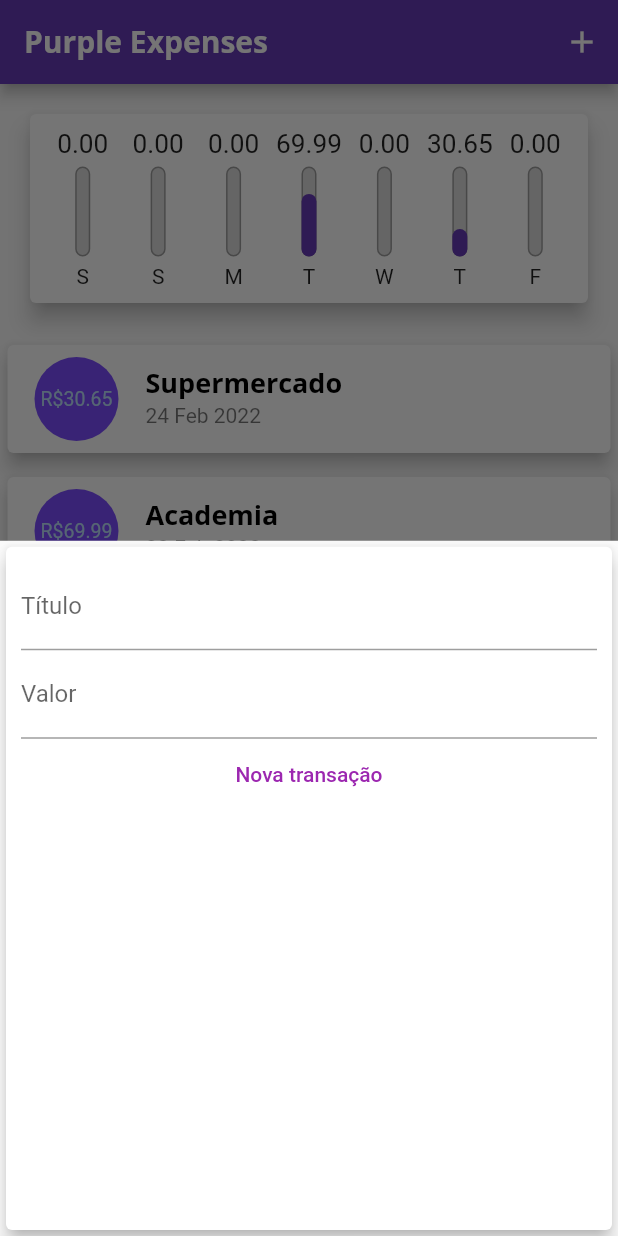
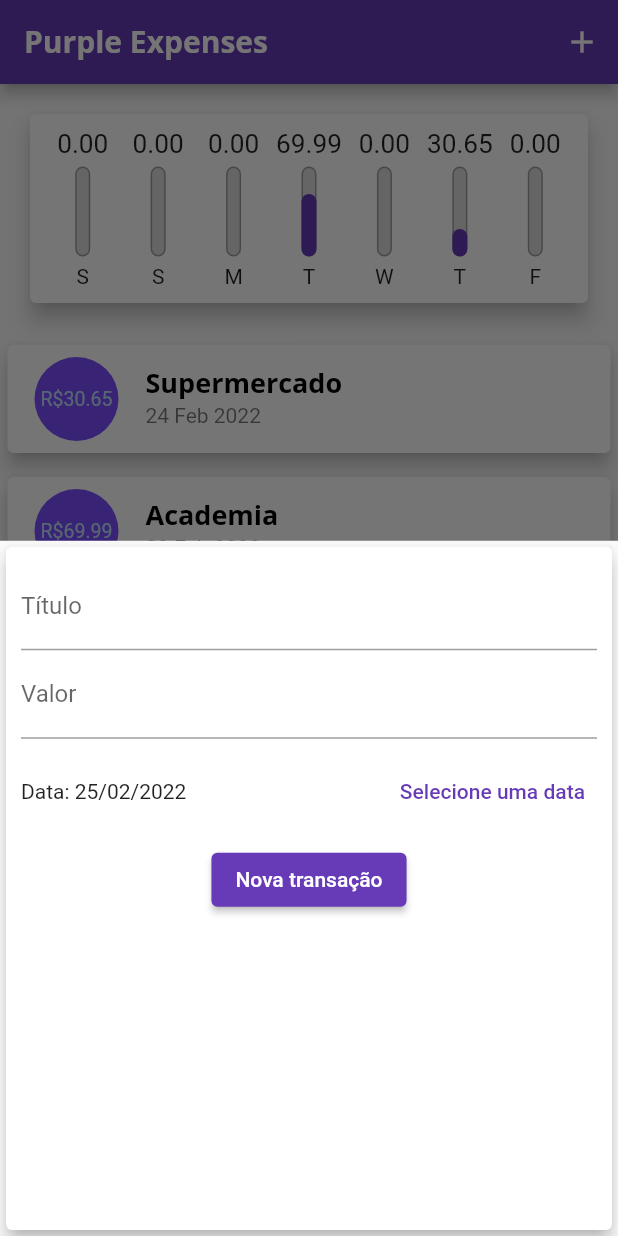
Before and after one commit to joaoffnogueira/purple_expenses, a Flutter app: the screen it shows after launch, after a tap on the "add" icon, on a phone screen of 412 x 824 dp. Run offline on Flutter 3.47's test engine with Material 2 defaults, Android fonts, the phone set to English and light mode, and no system bars.

Commit message:
Update form with datepicker

```diff
--- a/lib/components/transaction_form.dart
+++ b/lib/components/transaction_form.dart
@@ -1,4 +1,5 @@
 import 'package:flutter/material.dart';
+import 'package:intl/intl.dart';
 
 class TransactionForm extends StatefulWidget {
   final void Function(String, double) onSubmit;
@@ -11,14 +12,30 @@ class TransactionForm extends StatefulWidget {
 
 class _TransactionFormState extends State<TransactionForm> {
   String title = '';
-
   double value = 0.0;
+  DateTime selectedDate = DateTime.now();
 
   _submitForm() {
     if (title.isEmpty || value <= 0) {
       return;
     }
     widget.onSubmit(title, value);
+  }
+
+  _showDatePicker() {
+    showDatePicker(
+      context: context,
+      initialDate: DateTime.now(),
+      firstDate: DateTime(2020),
+      lastDate: DateTime.now(),
+    ).then((pickedDate) {
+      if (pickedDate == null) {
+        return;
+      }
+      setState(() {
+        selectedDate = pickedDate;
+      });
+    });
   }
 
   @override
@@ -43,12 +60,24 @@ class _TransactionFormState extends State<TransactionForm> {
                   keyboardType: TextInputType.numberWithOptions(decimal: true),
                   onSubmitted: (_) => _submitForm(),
                   decoration: InputDecoration(labelText: 'Valor')),
-              TextButton(
-                  onPressed: _submitForm,
-                  child: Text(
-                    'Nova transação',
-                    style: TextStyle(color: Colors.purple),
-                  ))
+              Container(
+                height: 70,
+                child: Row(
+                  children: [
+                    Expanded(
+                      child: Text(
+                          'Data: ${DateFormat('dd/MM/yyyy').format(selectedDate)}'),
+                    ),
+                    TextButton(
+                        onPressed: _showDatePicker,
+                        child: Text('Selecione uma data',
+                            style: TextStyle(
+                                color: Theme.of(context).colorScheme.primary)))
+                  ],
+                ),
+              ),
+              ElevatedButton(
+                  onPressed: _submitForm, child: Text('Nova transação'))
             ],
           ),
         ));
```
